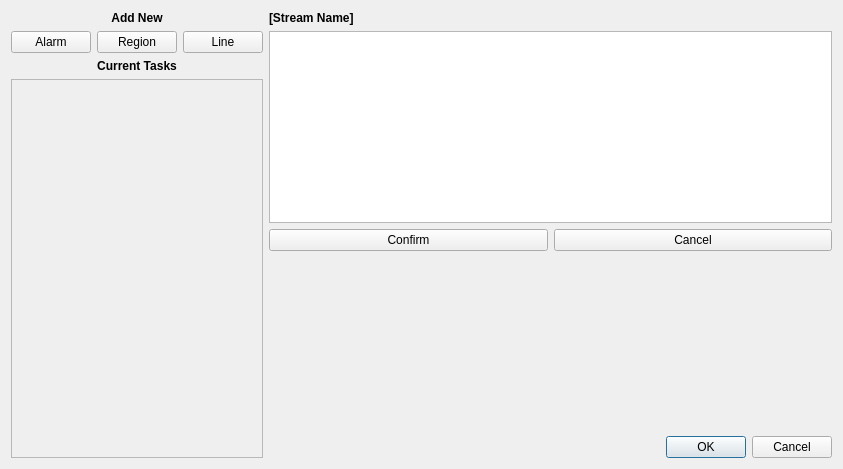
First picture: the form in visionapp/client/ui/dialogs/task_configuration/task_configuration.ui, repository aotuai/brainframe-qt, before the edit.
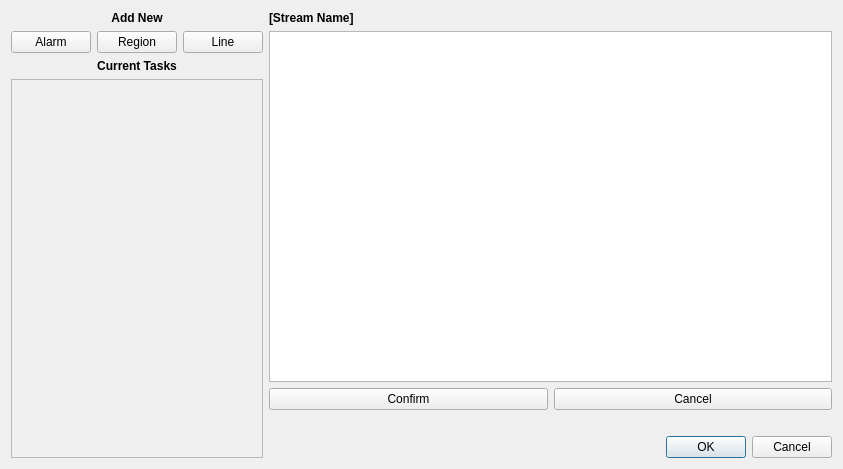
Second picture: the form after the edit. Custom widgets are drawn as their Qt base class.

```diff
--- a/visionapp/client/ui/dialogs/task_configuration/task_configuration.ui
+++ b/visionapp/client/ui/dialogs/task_configuration/task_configuration.ui
@@ -153,22 +153,6 @@
        </property>
       </widget>
      </item>
-     <item>
-      <spacer name="vertical_spacer">
-       <property name="orientation">
-        <enum>Qt::Vertical</enum>
-       </property>
-       <property name="sizeType">
-        <enum>QSizePolicy::MinimumExpanding</enum>
-       </property>
-       <property name="sizeHint" stdset="0">
-        <size>
-         <width>20</width>
-         <height>40</height>
-        </size>
-       </property>
-      </spacer>
-     </item>
      <item>
       <layout class="QHBoxLayout" name="horizontalLayout_2">
        <item>
```
